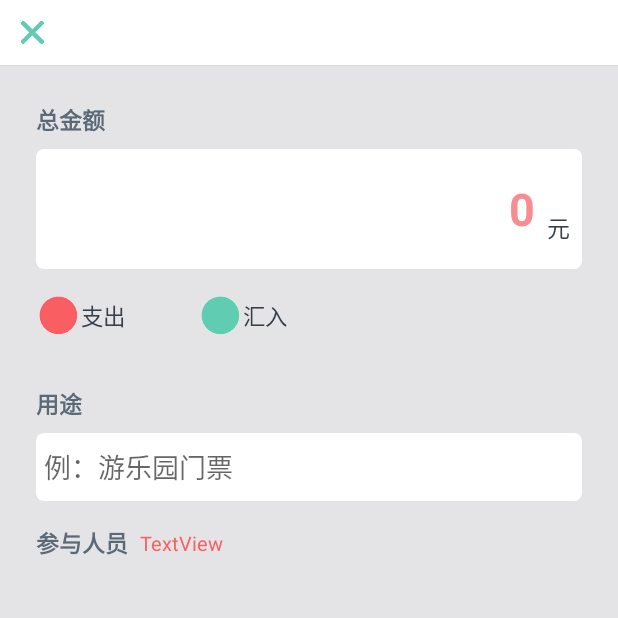
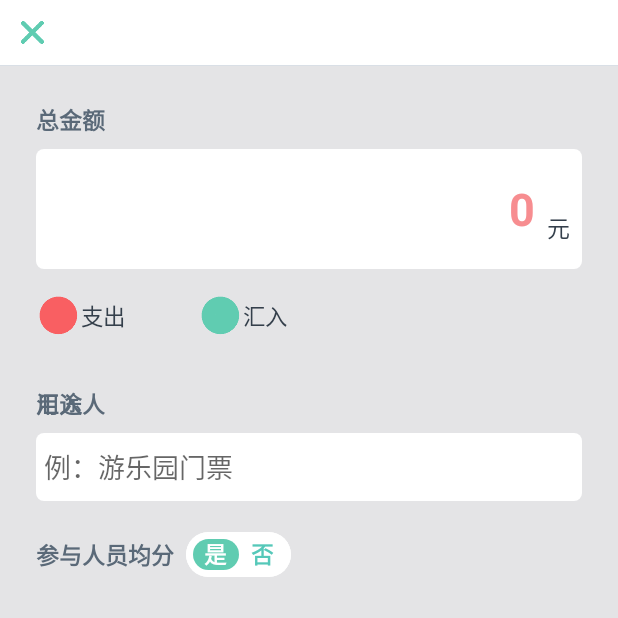
Before and after one commit to zpfhll/StartTravel, an Android app: the AddDetailActivity screen opened directly, with no data from a screen before it, on a phone screen of 412 x 824 dp, the top half of it. Run offline under Robolectric (Android 15) with nearby library versions, the phone set to English and light mode, and no system bars; our stand-ins replace EventBus; libraries missing offline, so code that uses them is left out: com.github.ybq.android.

Commit message:
人员均分功能追加

```diff
--- a/app/src/main/java/hll/zpf/starttravel/common/EventBusMessage.kt
+++ b/app/src/main/java/hll/zpf/starttravel/common/EventBusMessage.kt
@@ -16,6 +16,10 @@ class EventBusMessage {
 
     var memberCheckIndex:Int? = 0
 
+    var memberIsSplit:Boolean = true
+
+    var memberSplitMoney:String = "0"
+
     companion object{
         @Synchronized
         fun instance(message:String):EventBusMessage{
--- a/app/src/main/res/layout/activity_add_detail.xml
+++ b/app/src/main/res/layout/activity_add_detail.xml
@@ -104,8 +104,7 @@
                 app:layout_constraintBottom_toBottomOf="@+id/out_checkbox"
                 app:layout_constraintStart_toEndOf="@+id/out_checkbox"
                 app:layout_constraintTop_toTopOf="@+id/out_checkbox"
-                app:uncheck_image="@mipmap/checkbox_green"></hll.zpf.starttravel.common.components.CustomCheckboxView>
-
+                app:uncheck_image="@mipmap/checkbox_green"/>
             <androidx.constraintlayout.widget.ConstraintLayout
                 android:id="@+id/in_detail_platform"
                 android:layout_width="0dp"
@@ -113,7 +112,7 @@
                 android:layout_marginStart="24dp"
                 android:layout_marginEnd="24dp"
                 android:layout_marginBottom="16dp"
-                android:visibility="invisible"
+                android:visibility="visible"
                 app:layout_constraintBottom_toBottomOf="parent"
                 app:layout_constraintEnd_toEndOf="parent"
                 app:layout_constraintStart_toStartOf="parent"
@@ -136,7 +135,7 @@
                     android:id="@+id/detail_in_member_list"
                     android:layout_width="0dp"
                     android:layout_height="wrap_content"
-                    android:layout_marginTop="8dp"
+                    android:layout_marginTop="16dp"
                     android:background="@drawable/edit_background"
                     app:layout_constraintBottom_toBottomOf="parent"
                     app:layout_constraintEnd_toEndOf="parent"
@@ -188,7 +187,7 @@
                     android:id="@+id/textView32"
                     android:layout_width="wrap_content"
                     android:layout_height="wrap_content"
-                    android:layout_marginTop="16dp"
+                    android:layout_marginTop="24dp"
                     android:text="@string/add_detail_009"
                     android:textColor="@color/title_color"
                     android:textSize="@dimen/font_size_s3"
@@ -196,23 +195,34 @@
                     app:layout_constraintStart_toStartOf="parent"
                     app:layout_constraintTop_toBottomOf="@+id/detail_memo" />
 
+                <hll.zpf.starttravel.common.components.CustomSwitchView
+                    android:id="@+id/split_type_switch"
+                    android:layout_width="70dp"
+                    android:layout_height="30dp"
+                    android:layout_marginStart="8dp"
+                    app:layout_constraintBottom_toBottomOf="@+id/textView32"
+                    app:layout_constraintStart_toEndOf="@+id/textView32"
+                    app:layout_constraintTop_toTopOf="@+id/textView32"
+                    app:left_text="@string/add_detail_001"
+                    app:right_text="@string/add_detail_002" />
+
                 <TextView
                     android:id="@+id/not_assign_money"
                     android:layout_width="wrap_content"
                     android:layout_height="wrap_content"
                     android:layout_marginStart="8dp"
-                    android:text="TextView"
+                    android:text="123123"
+                    android:textColor="@color/red"
                     android:textSize="@dimen/font_size_s4"
-                    android:textColor="@color/red"
                     app:layout_constraintBottom_toBottomOf="@+id/textView32"
-                    app:layout_constraintStart_toEndOf="@+id/textView32"
+                    app:layout_constraintStart_toEndOf="@+id/split_type_switch"
                     app:layout_constraintTop_toTopOf="@+id/textView32" />
 
                 <androidx.recyclerview.widget.RecyclerView
                     android:id="@+id/detail_out_member_list"
                     android:layout_width="0dp"
                     android:layout_height="wrap_content"
-                    android:layout_marginTop="8dp"
+                    android:layout_marginTop="16dp"
                     android:background="@drawable/edit_background"
                     app:layout_constraintBottom_toBottomOf="parent"
                     app:layout_constraintEnd_toEndOf="parent"
--- a/app/src/main/res/values/strings.xml
+++ b/app/src/main/res/values/strings.xml
@@ -85,15 +85,15 @@
     <string name="travel_detail_004">概要</string>
     <string name="travel_detail_005">金额</string>
 
-<!--    <string name="add_detail_001">追加明细</string>-->
-<!--    <string name="add_detail_002">编辑明细</string>-->
+    <string name="add_detail_001">是</string>
+    <string name="add_detail_002">否</string>
     <string name="add_detail_003">总金额</string>
     <string name="add_detail_004">元</string>
     <string name="add_detail_005">支出</string>
     <string name="add_detail_006">汇入</string>
     <string name="add_detail_007">汇入人</string>
     <string name="add_detail_008">用途</string>
-    <string name="add_detail_009">参与人员</string>
+    <string name="add_detail_009">参与人员均分</string>
     <string name="add_detail_010">例：游乐园门票</string>
     <string name="add_detail_011">提交</string>
     <string name="add_detail_012">(还有%1$s元未分配)</string>
```
Also changed, not shown: app/src/main/java/hll/zpf/starttravel/page/AddDetailActivity.kt (+46 -1 lines), app/src/main/java/hll/zpf/starttravel/page/TravelDetailMemberAdapter.kt (+29 -9 lines).
